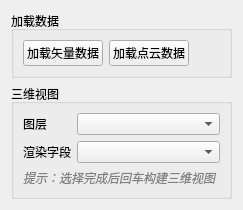
531985836-cpu/building_edit_manager, file threedview.ui: the form before one commit.
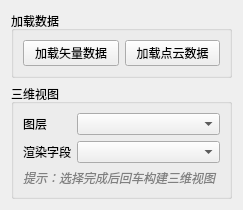
The form after the commit.

Diff of the .ui file:
```diff
--- a/threedview.ui
+++ b/threedview.ui
@@ -19,8 +19,8 @@
      <property name="title">
       <string>加载数据</string>
      </property>
-     <layout class="QFormLayout" name="formLayout">
-      <item row="0" column="0">
+     <layout class="QVBoxLayout" name="verticalLayout_2">
+      <item>
        <layout class="QHBoxLayout" name="horizontalLayout">
         <item>
          <widget class="QPushButton" name="addvector">
```
